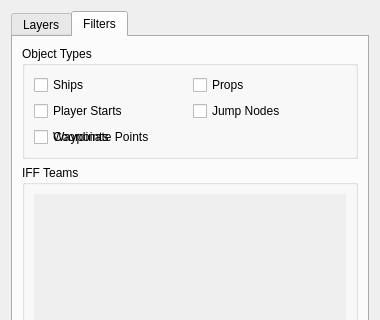
MjnMixael/fs2open.github.com, file qtfred/ui/LayerManagerDialog.ui: the form before one commit; both pictures show x 0 to 380 and y 0 to 320 of the 380 by 520 pixel window.
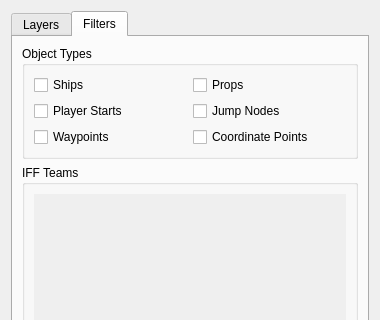
The form after the commit. The open tabs and pages were chosen to show the change.

Commit message:
Address PR review: fix layer checkbox cell + group help text
- LayerManagerDialog.ui: showCoordinatePointsCheck was at row 2, column 0,
  the same QGridLayout cell as showWaypointsCheck, so the two checkboxes
  overlapped. Move it to the empty row 2, column 1.
- CoordinatePointEditorDialog.html: the Group field is only rendered in the
  HUD target box, not the escort list (which shows the name). Drop the stale
  "and the escort list" from the Group description.

```diff
--- a/qtfred/ui/LayerManagerDialog.ui
+++ b/qtfred/ui/LayerManagerDialog.ui
@@ -106,7 +106,7 @@
             </property>
            </widget>
           </item>
-          <item row="2" column="0">
+          <item row="2" column="1">
            <widget class="QCheckBox" name="showCoordinatePointsCheck">
             <property name="text">
              <string>Coordinate Points</string>
```
The commit also changes 1 other file.
